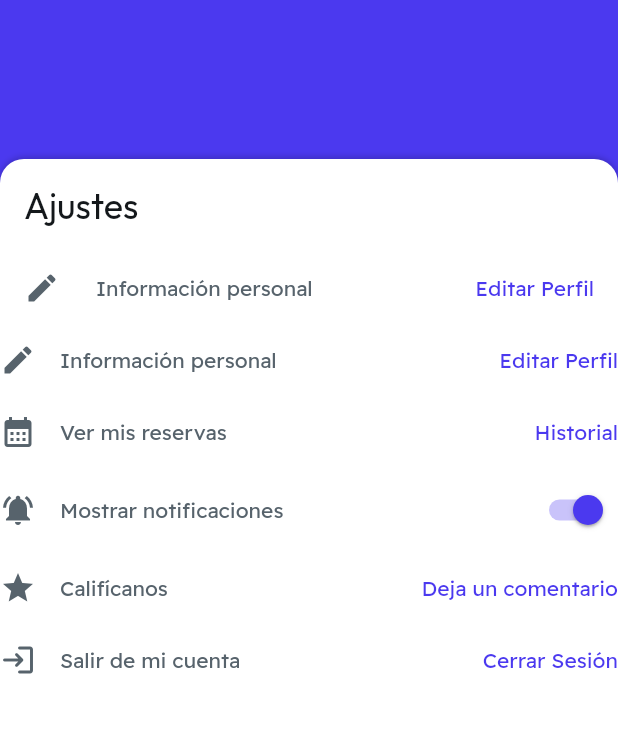
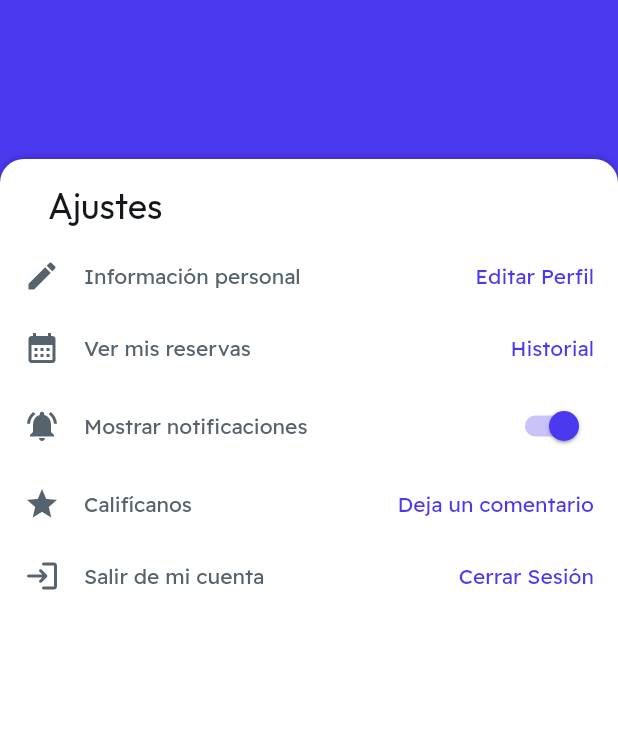
Before and after one commit to GuillermoCS09/Grupo3TAD, a Flutter app: the Perfil screen opened directly with empty values, on a phone screen of 412 x 824 dp, the part 288-1021 px from its top. Run offline on Flutter 3.47's test engine with Material 2 defaults, Android fonts, the phone set to English and light mode, and no system bars; our stand-ins replace cloud_firestore, firebase_auth, firebase_core, in_app_review, rating_dialog, table_calendar; missing offline and left inert: tflite_flutter; accounts and stored records are empty; generated files the repository leaves out were written again.

```diff
--- a/lib/login.dart
+++ b/lib/login.dart
@@ -46,7 +46,7 @@ class _MyHomePageState extends State<MyHomeLoginApp> {
   }
 
   final _formKey = GlobalKey<FormState>();
-  static final RegExp _emailRegExp = RegExp(r"^[a-zA-Z0-9.a-zA-Z0-9.!#$%&'*+-/=?^_`{|}~]+@[a-zA-Z0-9]+\.[a-zA-Z]+");
+  static final RegExp _emailRegExp = RegExp(r"^[a-zA-Z0-9.a-zA-Z0-9.!#$%&'*+-/=?^_`{|}~]+@unmsm\.edu\.pe$");
 
   bool _esEmail(String str)
   {
--- a/lib/pages/perfil.dart
+++ b/lib/pages/perfil.dart
@@ -128,7 +128,7 @@ class _Perfil extends State<Perfil> {
                       crossAxisAlignment: CrossAxisAlignment.start,
                       children: [
                         Padding(
-                          padding: const EdgeInsetsDirectional.fromSTEB(0, 16, 0, 0),
+                          padding: const EdgeInsetsDirectional.fromSTEB(16, 16, 16, 0),
                           child: Column(
                             mainAxisSize: MainAxisSize.max,
                             crossAxisAlignment: CrossAxisAlignment.start,
@@ -144,7 +144,7 @@ class _Perfil extends State<Perfil> {
                                   ),
                                 ),
                               ),
-                              ListView(
+                              /*ListView(
                                 shrinkWrap: true,
                                 children: [
                                   ListTile(
@@ -187,6 +187,7 @@ class _Perfil extends State<Perfil> {
                                   ),
                                 ],
                               ),
+                               */
                               Padding(
                                 padding: const EdgeInsetsDirectional.fromSTEB(0, 0, 0, 8),
                                 child: InkWell(
```
